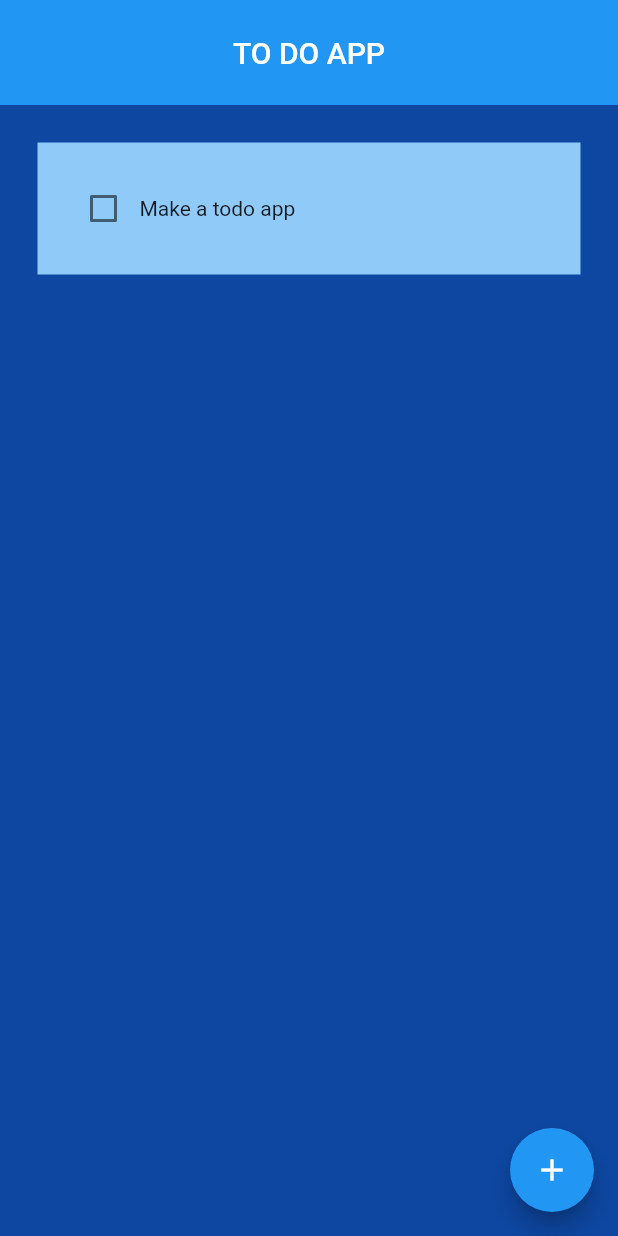
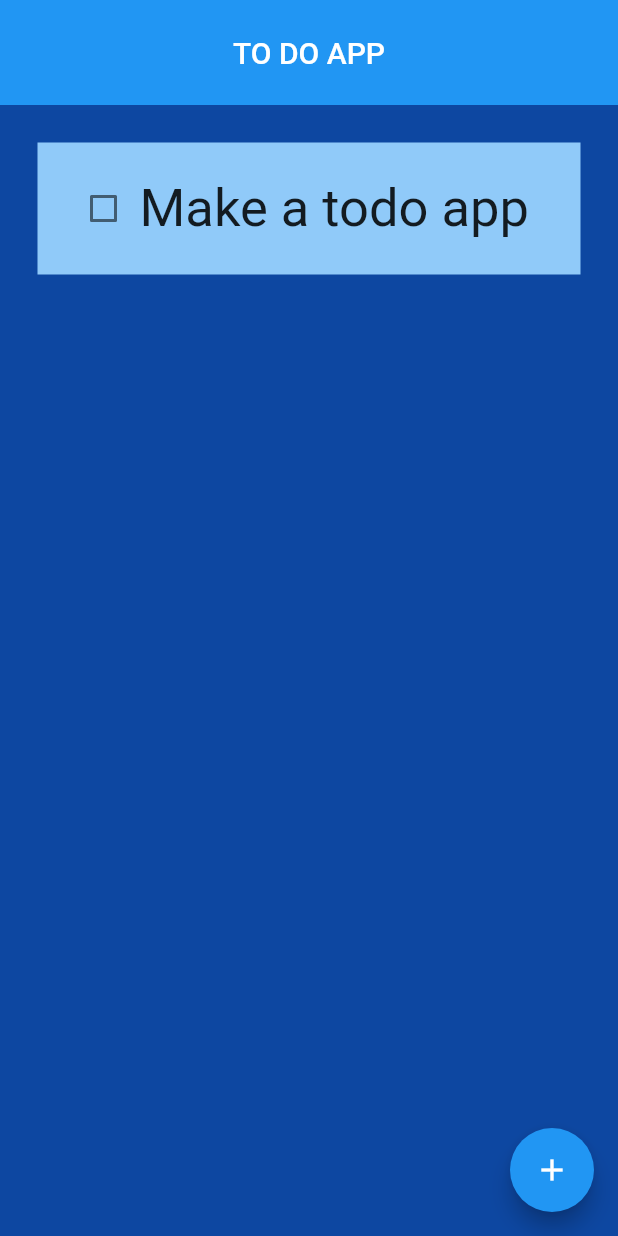
Before and after one commit to Karlo11111/ToDoApp, a Flutter app: the screen it shows after launch, on a phone screen of 412 x 824 dp. Run offline on Flutter 3.47's test engine with Material 2 defaults, Android fonts, the phone set to English and light mode, and no system bars.

Commit message:
Update ToDoTile.dart

```diff
--- a/lib/Utilities/ToDoTile.dart
+++ b/lib/Utilities/ToDoTile.dart
@@ -1,6 +1,7 @@
 // ignore: duplicate_ignore
 // ignore: file_names
 // ignore_for_file: file_names
+
 
 import 'package:flutter/material.dart';
 
@@ -19,22 +20,32 @@ class ToDoTile extends StatelessWidget {
 
   @override
   Widget build(BuildContext context) {
-    return  Padding(
-      padding: const EdgeInsets.only(right: 25, left: 25, top: 25),
+
+
+      return Padding(
+      padding: const EdgeInsets.only(right: 25, left: 25, top: 25, bottom: 12.5),
         child: Container(
           padding: const EdgeInsets.all(20),
           decoration: BoxDecoration(color: Colors.blue[200]),
+
           child: Row(
             children: [
               //checkbox
               Checkbox(value: taskCompleted, onChanged: onChanged,
-
+              checkColor: Colors.black,
               ),
               //task name
-              Text(taskName),
+              Text(
+                taskName,
+                style: TextStyle(decoration: taskCompleted? TextDecoration.lineThrough : TextDecoration.none, fontSize: 35),
+              ),
             ],
           ),
           )
        );
+
   }
+
+
+
 }
```
